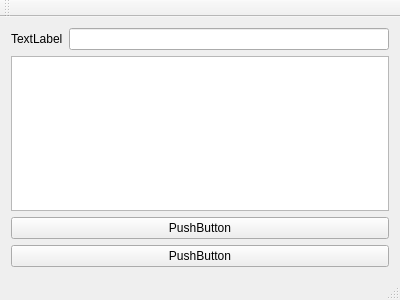
KaiChuan-Hsieh/wps, file mainwindow.ui: the form before one commit.
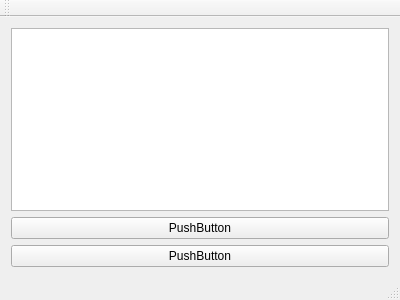
The form after the commit.

Commit message:
Remove pin edittext
The pin edittext can only be used in AP mode

```diff
--- a/mainwindow.ui
+++ b/mainwindow.ui
@@ -17,20 +17,6 @@
    <layout class="QHBoxLayout" name="horizontalLayout">
     <item>
      <layout class="QVBoxLayout" name="verticalLayout">
-      <item>
-       <layout class="QHBoxLayout" name="horizontalLayout_2">
-        <item>
-         <widget class="QLabel" name="pinText">
-          <property name="text">
-           <string>TextLabel</string>
-          </property>
-         </widget>
-        </item>
-        <item>
-         <widget class="QLineEdit" name="pinTextEdit"/>
-        </item>
-       </layout>
-      </item>
       <item>
        <widget class="QPlainTextEdit" name="statusMessage"/>
       </item>
```
The commit also changes 1 other file.
